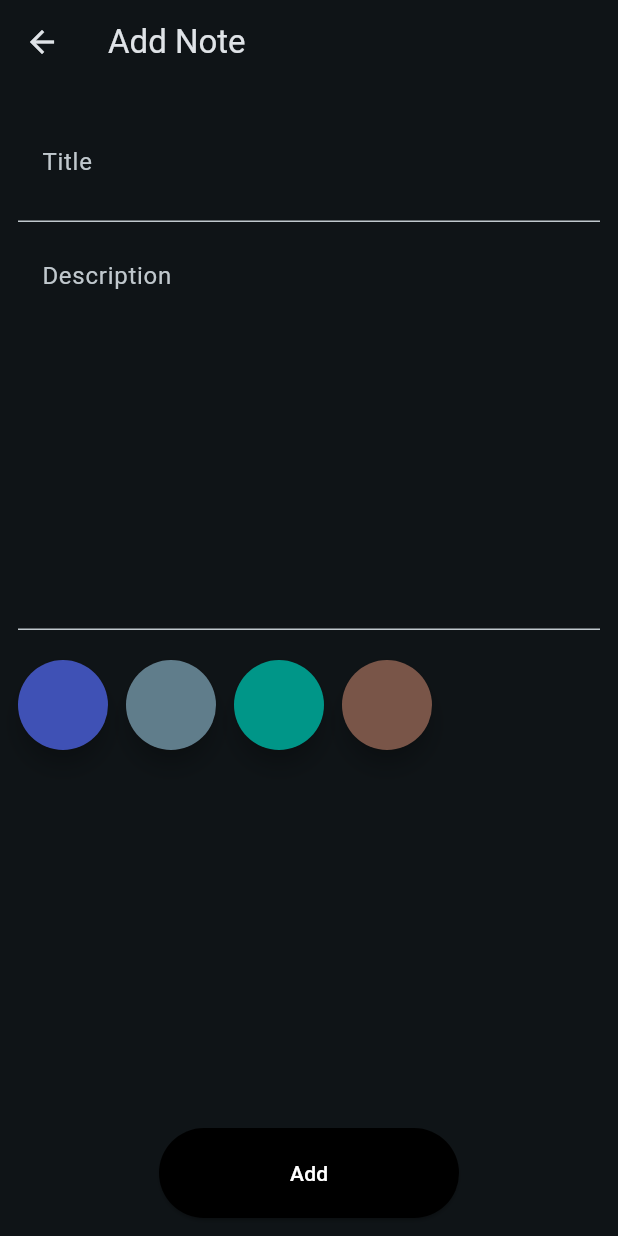
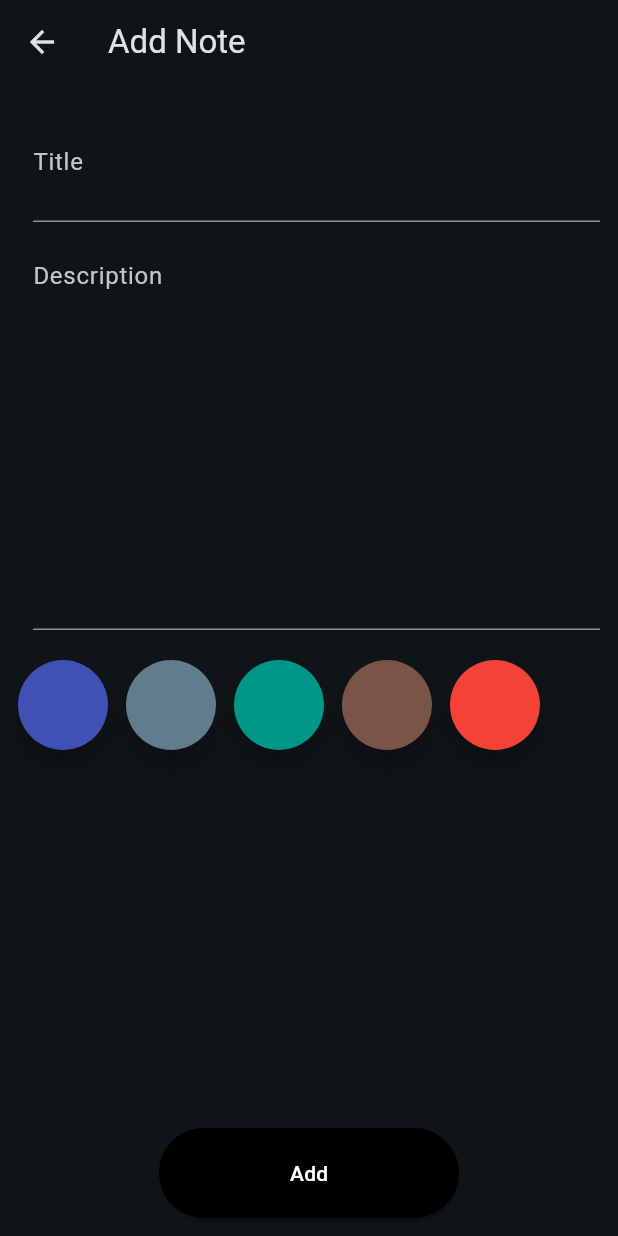
Before and after one commit to Meshkat-Shadik/SecuredNoteApp, a Flutter app: the HomePage screen opened directly, after a tap on an icon or button, on a phone screen of 412 x 824 dp. Run offline on Flutter 3.47's test engine with Material 2 defaults, Android fonts, the phone set to English and light mode, and no system bars; our stand-ins replace cloud_firestore, equatable, firebase_auth, firebase_core, font_awesome_flutter, google_sign_in and 2 more; accounts and stored records are empty.

Commit message:
share button and red color added

```diff
--- a/lib/auth_page.dart
+++ b/lib/auth_page.dart
@@ -1,7 +1,6 @@
 import 'package:firebase_auth/firebase_auth.dart';
 import 'package:flutter/material.dart';
 import 'package:font_awesome_flutter/font_awesome_flutter.dart';
-import 'package:secured_note_app/api/local_auth_api.dart';
 import 'package:secured_note_app/constants.dart';
 import 'package:secured_note_app/home_page.dart';
 
--- a/lib/constants.dart
+++ b/lib/constants.dart
@@ -19,6 +19,10 @@ final List<Map<String, dynamic>> selectedColors = [
     "heading": 0xff795548,
     "body": 0xffa1887f,
   },
+  {
+    "heading": 0xffF44336,
+    "body": 0xffE57373,
+  },
 ];
 final googleSignIn = GoogleSignIn();
 final FirebaseAuth firebaseAuth = FirebaseAuth.instance;
--- a/lib/details_page.dart
+++ b/lib/details_page.dart
@@ -1,4 +1,3 @@
-import 'package:cloud_firestore/cloud_firestore.dart';
 import 'package:flutter/material.dart';
 import 'package:secured_note_app/constants.dart';
 import 'package:secured_note_app/extensions/toast_x.dart';
@@ -101,34 +100,46 @@ class _DetailsPageState extends State<DetailsPage> {
               Expanded(
                 child: Column(
                   children: [
-                    TextFormField(
+                    Container(
+                      decoration: BoxDecoration(
+                        borderRadius: const BorderRadius.only(
+                          topLeft: Radius.circular(10),
+                          topRight: Radius.circular(10),
+                        ),
+                        color: selectedHeadingColor ?? Colors.transparent,
+                      ),
+                      padding: const EdgeInsets.only(left: 10),
+                      child: TextField(
                         minLines: 2,
                         maxLines: 5,
                         keyboardType: TextInputType.multiline,
-                      decoration: InputDecoration(
-                        labelText: 'Title',
-                        filled: true,
-                        fillColor: selectedHeadingColor ?? Colors.transparent,
-                      ),
-                      style: const TextStyle(
-                        color: Colors.white,
-                      ),
+                        decoration: const InputDecoration(labelText: 'Title'),
                         controller: titleController,
                       ),
-                    TextFormField(
+                    ),
+                    Container(
+                      decoration: BoxDecoration(
+                        borderRadius: const BorderRadius.only(
+                          topLeft: Radius.circular(0),
+                          topRight: Radius.circular(0),
+                          bottomLeft: Radius.circular(10),
+                          bottomRight: Radius.circular(10),
+                        ),
+                        color: selectedDescriptionColor ?? Colors.transparent,
+                      ),
+                      padding: const EdgeInsets.only(left: 10),
+                      child: TextField(
                         maxLines: 10,
                         keyboardType: TextInputType.multiline,
-                      decoration: InputDecoration(
+                        decoration: const InputDecoration(
                           labelText: 'Description',
                           alignLabelWithHint: true,
-                        filled: true,
-                        fillColor:
-                            selectedDescriptionColor ?? Colors.transparent,
                         ),
                         style: const TextStyle(
                           color: Colors.white,
                         ),
                         controller: descriptionController,
+                      ),
                     ),
                     const SizedBox(height: 20),
                     SizedBox(
--- a/lib/home_page.dart
+++ b/lib/home_page.dart
@@ -7,6 +7,7 @@ import 'package:secured_note_app/model/note_model.dart';
 import 'package:secured_note_app/widgets/alert_dialog.dart';
 import 'package:secured_note_app/widgets/my_bottom_appbar.dart';
 import 'package:secured_note_app/extensions/firestore_x.dart';
+import 'package:share_plus/share_plus.dart';
 import './extensions/toast_x.dart';
 import 'package:intl/intl.dart';
 
@@ -60,6 +61,23 @@ class _HomePageState extends State<HomePage> {
                       );
 
                       return InkWell(
+                        onTap: () {
+                          Navigator.of(context).push(
+                            MaterialPageRoute(
+                              builder: (context) => DetailsPage(
+                                isEditing: true,
+                                note: Note(
+                                  title: convertedValue.title!,
+                                  bodyColor: convertedValue.bodyColor!,
+                                  isFav: convertedValue.isFav!,
+                                  color: convertedValue.color!,
+                                  description: convertedValue.description!,
+                                ),
+                                id: snapshot.data!.docs[index].id,
+                              ),
+                            ),
+                          );
+                        },
                         onLongPress: () {
                           BlurryDialog alert = BlurryDialog(
                             title: 'Delete Note',
@@ -89,11 +107,15 @@ class _HomePageState extends State<HomePage> {
                             crossAxisAlignment: CrossAxisAlignment.center,
                             children: [
                               ClipRRect(
-                                borderRadius: BorderRadius.circular(10),
+                                borderRadius: const BorderRadius.only(
+                                  topLeft: Radius.circular(10),
+                                  topRight: Radius.circular(10),
+                                ),
                                 child: Container(
                                   height: 60,
                                   width: size.width / 2.2,
                                   alignment: Alignment.center,
+                                  color: Color(convertedValue.color!),
                                   child: Row(
                                     mainAxisAlignment:
                                         MainAxisAlignment.spaceAround,
@@ -110,16 +132,37 @@ class _HomePageState extends State<HomePage> {
                                           ),
                                         ),
                                       ),
-                                      IconButton(
+                                      Row(
+                                        children: [
+                                          SizedBox(
+                                            width: 20,
+                                            child: IconButton(
+                                              icon: const Icon(
+                                                Icons.share,
+                                                size: 15,
+                                              ),
+                                              onPressed: () {
+                                                Share.share(
+                                                  '${convertedValue.title} - ${convertedValue.description}',
+                                                );
+                                              },
+                                            ),
+                                          ),
+                                          const SizedBox(width: 8),
+                                          SizedBox(
+                                            width: 20,
+                                            child: IconButton(
                                               onPressed: () async {
                                                 firestore
                                                     .updateFav(
-                                                  snapshot.data!.docs[index].id,
+                                                        snapshot.data!
+                                                            .docs[index].id,
                                                         !convertedValue.isFav!)
                                                     .whenComplete(
                                                       () =>
                                                           '${convertedValue.title} is ${convertedValue.isFav! ? "deleted from" : "added to"} favourite'
-                                                        .showToast(context),
+                                                              .showToast(
+                                                                  context),
                                                     );
                                               },
                                               icon: Icon(
@@ -130,10 +173,14 @@ class _HomePageState extends State<HomePage> {
                                                     : Colors.grey,
                                               ),
                                             ),
+                                          ),
+                                        ],
+                                      ),
                                     ],
                                   ),
                                 ),
                               ),
+                              const SizedBox(height: 20),
                               Text(
                                 'Updated: ${DateFormat.yMd().add_jm().format(DateTime.fromMicrosecondsSinceEpoch(convertedValue.modifiedAt!))}',
                                 textAlign: TextAlign.center,
@@ -150,44 +197,37 @@ class _HomePageState extends State<HomePage> {
                                 ),
                               ),
                               const SizedBox(height: 20),
-                              Expanded(
-                                child: ClipRRect(
-                                  borderRadius: const BorderRadius.only(
-                                    bottomLeft: Radius.circular(10),
-                                    bottomRight: Radius.circular(10),
-                                  ),
-                                  child: InkWell(
-                                    onTap: () {
-                                      Navigator.of(context).push(
-                                        MaterialPageRoute(
-                                          builder: (context) => DetailsPage(
-                                            isEditing: true,
-                                            note: Note(
-                                              title: convertedValue.title!,
-                                              bodyColor:
-                                                  convertedValue.bodyColor!,
-                                              isFav: convertedValue.isFav!,
-                                              color: convertedValue.color!,
-                                              description:
-                                                  convertedValue.description!,
-                                            ),
-                                            id: snapshot.data!.docs[index].id,
-                                          ),
-                                        ),
-                                      );
-                                    },
-                                    child: Container(
-                                      height: 10,
-                                      width: size.width / 2.2,
-                                      color: Color(convertedValue.color!),
-                                      alignment: Alignment.center,
-                                      child: const Text(
-                                        'Details',
-                                      ),
-                                    ),
-                                  ),
-                                ),
-                              )
+
+                              // Expanded(
+                              //   child: ClipRRect(
+                              //     borderRadius: const BorderRadius.only(
+                              //       bottomLeft: Radius.circular(10),
+                              //       bottomRight: Radius.circular(10),
+                              //     ),
+                              //     child: InkWell(
+                              //       onTap:
+                              //       child: Stack(
+                              //         fit: StackFit.expand,
+                              //         children: [
+                              //           Container(
+                              //             height: 10,
+                              //             width: size.width / 2.2,
+                              //             color: Color(convertedValue.color!),
+                              //             alignment: Alignment.center,
+                              //             child: const Text(
+                              //               'Details',
+                              //             ),
+                              //           ),
+                              //           Positioned(
+                              //             top: -5,
+                              //             right: 0,
+                              //             child: Container(),
+                              //           ),
+                              //         ],
+                              //       ),
+                              //     ),
+                              //   ),
+                              // )
                             ],
                           ),
                         ),
--- a/pubspec.yaml
+++ b/pubspec.yaml
@@ -38,6 +38,7 @@ dependencies:
   google_sign_in: ^5.3.3
   intl: ^0.17.0
   local_auth: ^1.1.10
+  share_plus: ^4.0.10
 
 dev_dependencies:
   flutter_lints: ^1.0.0
```
Lines whose indentation alone changed are shown as unchanged.
